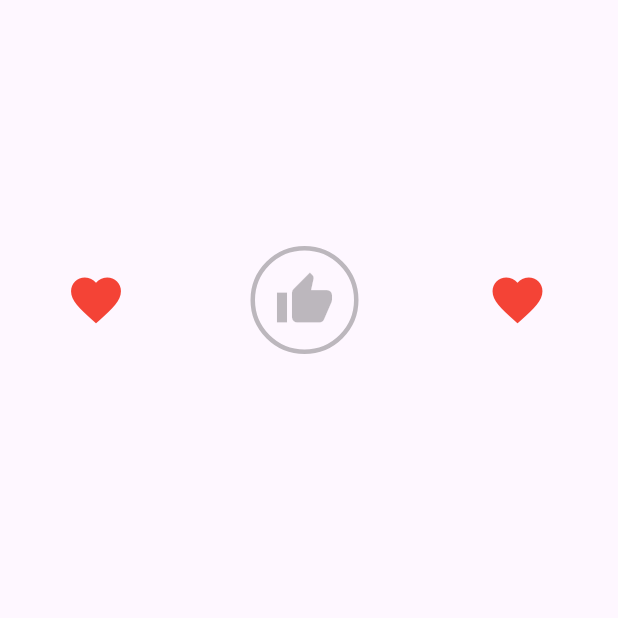
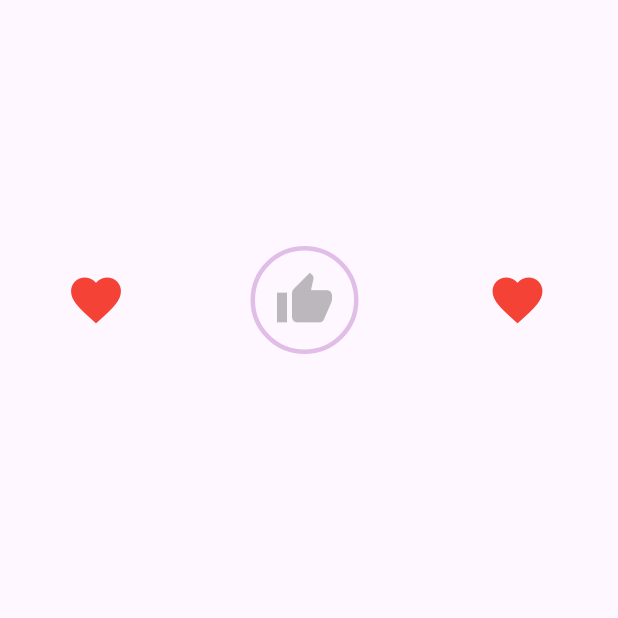
Before and after one commit to Ratndeep1999/buttons, a Flutter app: the screen it shows after launch, after a tap on the "favorite outline" icon, on a phone screen of 412 x 824 dp, the top half of it. Run offline on Flutter 3.47's test engine with Material 3 defaults, Android fonts, the phone set to English and light mode, and no system bars.

Commit message:
icon button, toggle icon button add, icon button with style attribute,

```diff
--- a/lib/buttons2.dart
+++ b/lib/buttons2.dart
@@ -77,10 +77,10 @@ class _Buttons2State extends State<Buttons2> {
                     hoverColor: Colors.transparent,
                     iconSize: 40,
                     style: IconButton.styleFrom(
-                      side: BorderSide(color: Colors.black26, width: 3),
+                      side: BorderSide(color: Colors.purple.shade100, width: 3),
                       padding: EdgeInsets.all(16.0),
                       backgroundColor: _thumbLiked
-                          ? Colors.purple.withOpacity(0.3)
+                          ? Colors.purple.withOpacity(0.2)
                           : Colors.transparent,
                       // Here also same properties
                       // hoverColor: Colors.deepOrange
```
